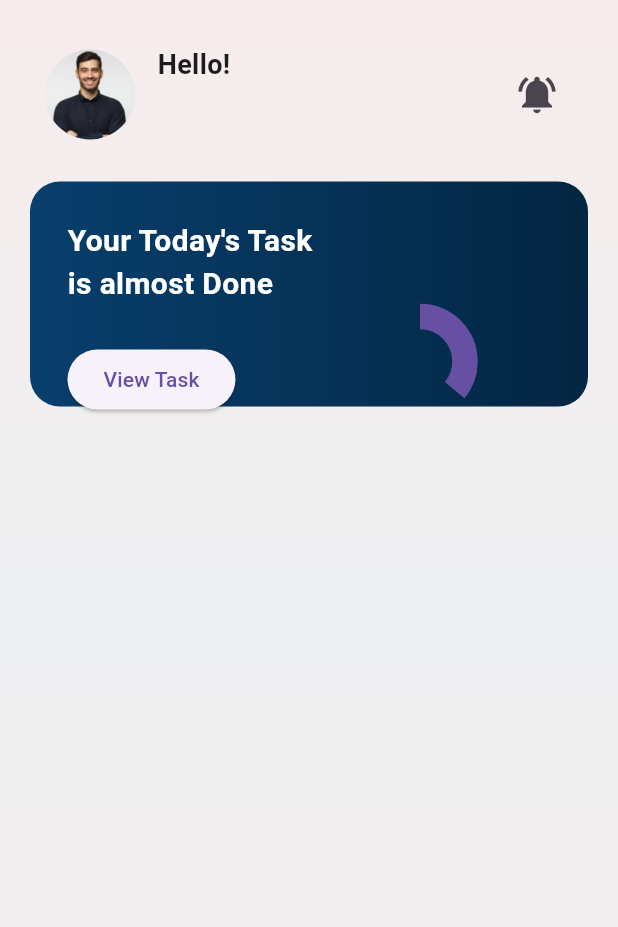
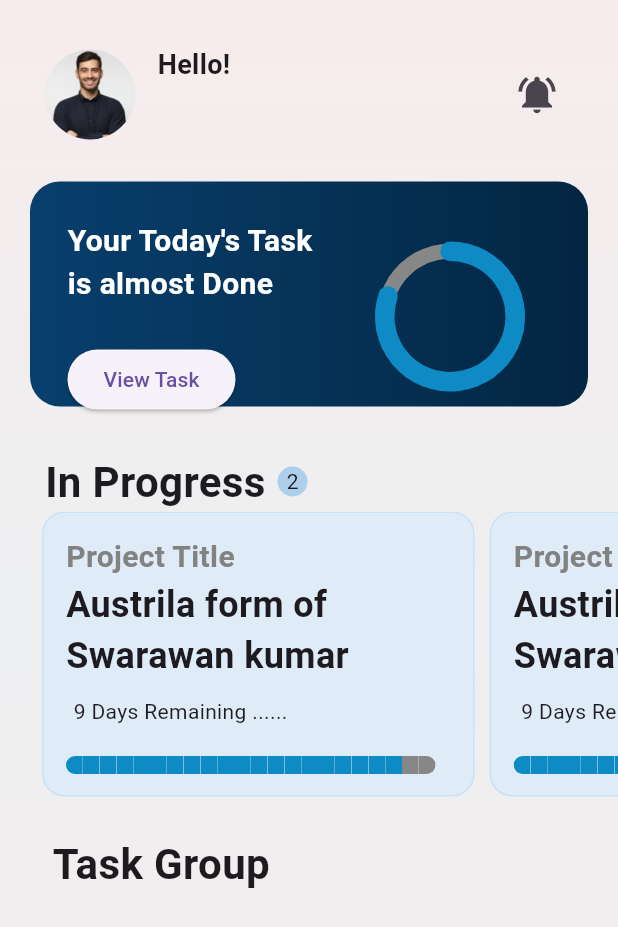
Before and after one commit to GlobalServiceTravel/progress, a Flutter app: the screen it shows after launch, on a phone screen of 412 x 824 dp. Shown: the top 927 px of the screen. Run offline on Flutter 3.47's test engine with Material 3 defaults, Android fonts, the phone set to English and light mode, and no system bars; drawn by our look-alikes of step_progress_indicator; our stand-ins replace dartz, dio, firebase_core, flutter_riverpod, google_fonts; accounts and stored records are empty; network calls fail.

Commit message:
Home page is edited adding more feature

```diff
--- /dev/null
+++ b/lib/features/working_with_node/HomePage/Screens/components/ongoing_process_container.dart
@@ -0,0 +1,62 @@
+import 'package:flutter/material.dart';
+import 'package:progress/features/working_with_node/HomePage/Screens/components/progress_bar.dart';
+
+class OnGoingProcessContainer extends StatelessWidget {
+  const OnGoingProcessContainer({super.key});
+
+  @override
+  Widget build(BuildContext context) {
+    final size = MediaQuery.of(context).size;
+    return Container(
+      width: size.width * 0.7,
+      decoration: BoxDecoration(
+          border: Border.all(
+            color: const Color.fromARGB(255, 200, 225, 245),
+          ),
+          color: const Color.fromARGB(255, 223, 236, 247),
+          borderRadius: BorderRadius.circular(15)),
+      child: const Column(
+        crossAxisAlignment: CrossAxisAlignment.start,
+        children: [
+          Padding(
+            padding: EdgeInsets.only(left: 15.0, top: 15),
+            child: Row(
+              mainAxisAlignment: MainAxisAlignment.spaceBetween,
+              children: [
+                Text(
+                  "Project Title",
+                  style: TextStyle(
+                      fontSize: 20,
+                      fontWeight: FontWeight.w600,
+                      color: Color.fromARGB(255, 131, 130, 130)),
+                ),
+              ],
+            ),
+          ),
+          Padding(
+            padding: EdgeInsets.only(left: 15.0, right: 10, bottom: 10),
+            child: Text(
+              overflow: TextOverflow.clip,
+              "Austrila form of Swarawan kumar",
+              style: TextStyle(
+                fontSize: 24,
+                fontWeight: FontWeight.w700,
+              ),
+            ),
+          ),
+          Padding(
+            padding: EdgeInsets.only(left: 20.0),
+            child: Text("9 Days Remaining ......"),
+          ),
+          Padding(
+            padding: EdgeInsets.only(left: 15.0, right: 25 , top:  20),
+            child: TaskProgressIndicatorLinear(
+              completedTasks: 20,
+              totalTasks: 22,
+            ),
+          ),
+        ],
+      ),
+    );
+  }
+}
--- a/lib/features/working_with_node/HomePage/Screens/components/progress_bar.dart
+++ b/lib/features/working_with_node/HomePage/Screens/components/progress_bar.dart
@@ -1,19 +1,21 @@
 import 'package:flutter/material.dart';
+import 'package:step_progress_indicator/step_progress_indicator.dart';
 
 class TaskProgressIndicator extends StatefulWidget {
   final int completedTasks;
   final int totalTasks;
 
-  TaskProgressIndicator({
+  const TaskProgressIndicator({
+    super.key,
     required this.completedTasks,
     required this.totalTasks,
   });
 
   @override
-  _TaskProgressIndicatorState createState() => _TaskProgressIndicatorState();
+  TaskProgressIndicatorState createState() => TaskProgressIndicatorState();
 }
 
-class _TaskProgressIndicatorState extends State<TaskProgressIndicator>
+class TaskProgressIndicatorState extends State<TaskProgressIndicator>
     with SingleTickerProviderStateMixin {
   late AnimationController _controller;
   late Animation<double> _animation;
@@ -23,13 +25,10 @@ class _TaskProgressIndicatorState extends State<TaskProgressIndicator>
     super.initState();
     _controller = AnimationController(
       vsync: this,
-      duration: const Duration(milliseconds: 1000), // Adjust duration as needed
+      duration: const Duration(milliseconds: 700), // Adjust duration as needed
     );
     _animation = Tween<double>(begin: 0, end: widget.completedTasks.toDouble())
-        .animate(_controller)
-          ..addListener(() {
-            setState(() {}); // Update widget on animation frame
-          });
+        .animate(_controller);
     _controller.forward();
   }
 
@@ -41,14 +40,105 @@ class _TaskProgressIndicatorState extends State<TaskProgressIndicator>
 
   @override
   Widget build(BuildContext context) {
-    double progress = _animation.value / widget.totalTasks;
-    return Container(
-      width: 60,
-      height: 60,
-      child: CircularProgressIndicator(
-        strokeWidth: 17,
-        value: progress,
-      ),
+    return Column(
+      children: [
+        Stack(
+          alignment: Alignment.center,
+          children: [
+            AnimatedBuilder(
+              animation: _animation,
+              builder: (context, child) {
+                return CircularStepProgressIndicator(
+                  totalSteps: widget.totalTasks,
+                  currentStep: _animation.value.toInt(),
+                  stepSize: 10,
+                  selectedColor: const Color.fromARGB(255, 14, 138, 196),
+                  unselectedColor: const Color.fromARGB(255, 136, 135, 135),
+                  padding: 0,
+                  width: 100,
+                  height: 100,
+                  selectedStepSize: 13,
+                  roundedCap: (_, __) => true,
+                );
+              },
+            ),
+          ],
+        ),
+        const SizedBox(
+          height: 10,
+        )
+      ],
     );
   }
 }
+
+class TaskProgressIndicatorLinear extends StatefulWidget {
+  final int completedTasks;
+  final int totalTasks;
+
+  const TaskProgressIndicatorLinear({
+    super.key,
+    required this.completedTasks,
+    required this.totalTasks,
+  });
+
+  @override
+  State<TaskProgressIndicatorLinear> createState() =>
+      _TaskProgressIndicatorLinearState();
+}
+
+class _TaskProgressIndicatorLinearState
+    extends State<TaskProgressIndicatorLinear>
+    with SingleTickerProviderStateMixin {
+  late AnimationController _controller;
+  late Animation<double> _animation;
+
+  @override
+  void initState() {
+    super.initState();
+    _controller = AnimationController(
+      vsync: this,
+      duration: const Duration(milliseconds: 700), // Adjust duration as needed
+    );
+    _animation = Tween<double>(begin: 0, end: widget.completedTasks.toDouble())
+        .animate(_controller);
+    _controller.forward();
+  }
+
+  @override
+  void dispose() {
+    _controller.dispose();
+    super.dispose();
+  }
+
+  @override
+  Widget build(BuildContext context) {
+    return Column(
+      children: [
+        Stack(
+          alignment: Alignment.center,
+          children: [
+            AnimatedBuilder(
+              animation: _animation,
+              builder: (context, child) {
+                return StepProgressIndicator(
+                  totalSteps: widget.totalTasks,
+                  currentStep: _animation.value.toInt(),
+                  size: 12,
+                  roundedEdges: const Radius.circular(20),
+                  selectedColor: const Color.fromARGB(255, 14, 138, 196),
+                  unselectedColor: const Color.fromARGB(255, 136, 135, 135),
+                  padding: 0,
+
+                );
+              },
+            ),
+          ],
+        ),
+        const SizedBox(
+          height: 10,
+        )
+      ],
+    );
+  }
+}
--- /dev/null
+++ b/lib/features/working_with_node/HomePage/Screens/components/task_group_container.dart
@@ -0,0 +1,59 @@
+import 'package:flutter/material.dart';
+
+class TaskGroupContainer extends StatelessWidget {
+  const TaskGroupContainer({super.key});
+
+  @override
+  Widget build(BuildContext context) {
+    return Container(
+      height: 95,
+      width: double.infinity,
+      decoration: BoxDecoration(
+        color: Colors.white,
+        borderRadius: BorderRadius.circular(15),
+      ),
+      child: Row(
+        crossAxisAlignment: CrossAxisAlignment.center,
+        children: [
+          Padding(
+            padding: const EdgeInsets.only(left: 20.0),
+            child: Container(
+              height: 55,
+              width: 55,
+              decoration: BoxDecoration(
+                borderRadius: BorderRadius.circular(10),
+                color: const Color.fromARGB(255, 241, 187, 221),
+              ),
+              child: const Icon(Icons.work , color: Color.fromARGB(255, 228, 118, 188), size: 35,),
+            ),
+          ),
+          const Padding(
+            padding: EdgeInsets.only(left: 15.0),
+            child: Column(
+              mainAxisAlignment: MainAxisAlignment.center,
+              crossAxisAlignment: CrossAxisAlignment.start,
+              children: [
+                Text(
+                  "office Project",
+                  style: TextStyle(
+                    fontSize: 25,
+                    fontWeight: FontWeight.w700,
+                    color: Color.fromARGB(255, 54, 53, 53),
+                  ),
+                ),
+                Text(
+                  "23 Task",
+                  style: TextStyle(
+                    fontSize: 18,
+                    fontWeight: FontWeight.w600,
+                    color: Color.fromARGB(255, 146, 143, 143),
+                  ),
+                )
+              ],
+            ),
+          )
+        ],
+      ),
+    );
+  }
+}
--- a/lib/features/working_with_node/HomePage/Screens/home_page.dart
+++ b/lib/features/working_with_node/HomePage/Screens/home_page.dart
@@ -3,7 +3,9 @@
 import 'package:dartz/dartz.dart';
 import 'package:flutter/material.dart';
 import 'package:flutter_riverpod/flutter_riverpod.dart';
+import 'package:progress/features/working_with_node/HomePage/Screens/components/ongoing_process_container.dart';
 import 'package:progress/features/working_with_node/HomePage/Screens/components/progress_bar.dart';
+import 'package:progress/features/working_with_node/HomePage/Screens/components/task_group_container.dart';
 import '../../LoginPage/Controller/employee_datacontroller.dart';
 
 class HomePage extends ConsumerWidget {
@@ -48,9 +50,11 @@ class HomePage extends ConsumerWidget {
           children: [
             backgroundColorScreen(size),
             Column(
+              crossAxisAlignment: CrossAxisAlignment.start,
               children: [
                 Padding(
-                  padding: const EdgeInsets.only(left: 30, right: 30, top: 30),
+                  padding:
+                      const EdgeInsets.only(left: 30, right: 30, top: 30),
                   child: Row(
                     children: [
                       const CircleAvatar(
@@ -82,7 +86,8 @@ class HomePage extends ConsumerWidget {
                       const Spacer(),
                       IconButton(
                         onPressed: () {},
-                        icon: const Icon(Icons.notifications_active, size: 30),
+                        icon:
+                            const Icon(Icons.notifications_active, size: 30),
                       )
                     ],
                   ),
@@ -100,7 +105,8 @@ class HomePage extends ConsumerWidget {
                           Color.fromARGB(255, 3, 38, 66),
                         ],
                       ),
-                        borderRadius: BorderRadius.circular(20)),
+                      borderRadius: BorderRadius.circular(20),
+                    ),
                     child: Row(
                       children: [
                         Column(
@@ -127,11 +133,11 @@ class HomePage extends ConsumerWidget {
                             )
                           ],
                         ),
-                        Column(
+                        const Column(
                           mainAxisAlignment: MainAxisAlignment.end,
                           children: [
                             TaskProgressIndicator(
-                              completedTasks: 9,
+                              completedTasks: 20,
                               totalTasks: 25,
                             ),
                           ],
@@ -139,7 +145,74 @@ class HomePage extends ConsumerWidget {
                       ],
                     ),
                   ),
+                ),
+                Padding(
+                  padding: const EdgeInsets.only(left: 30.0, top: 30),
+                  child: Row(
+                    children: [
+                      const Text(
+                        "In Progress",
+                        style: TextStyle(
+                          fontSize: 28,
+                          fontWeight: FontWeight.w700,
+                        ),
+                      ),
+                      Padding(
+                        padding: const EdgeInsets.only(left: 8.0),
+                        child: Container(
+                          height: 20,
+                          width: 20,
+                          decoration: const BoxDecoration(
+                              shape: BoxShape.circle,
+                              color: Color.fromARGB(255, 173, 207, 235)),
+                          child: const Center(child: Text("${2}")),
+                        ),
                       )
+                    ],
+                  ),
+                ),
+                Padding(
+                  padding: const EdgeInsets.only(left: 18.0),
+                  child: SizedBox(
+                    height: 190,
+                    child: SingleChildScrollView(
+                      scrollDirection: Axis.horizontal,
+                      child: ListView.builder(
+                        scrollDirection: Axis.horizontal,
+                        shrinkWrap: true,
+                        itemCount: 5,
+                        itemBuilder: (context, index) {
+                          return const Padding(
+                            padding: EdgeInsets.only(left: 10.0),
+                            child: OnGoingProcessContainer(),
+                          );
+                        },
+                      ),
+                    ),
+                  ),
+                ),
+                const Padding(
+                  padding: EdgeInsets.only(left: 35.0, top: 25, bottom: 15),
+                  child: Text(
+                    "Task Group",
+                    style: TextStyle(
+                      fontSize: 28,
+                      fontWeight: FontWeight.w700,
+                    ),
+                  ),
+                ),
+                // ListView.builder(
+                //     itemCount: 15,
+                //     itemBuilder: (context, index) {
+                //       return const Column(
+                //         children: [
+                //            Padding(
+                //             padding: EdgeInsets.only(left: 20.0, right: 20),
+                //             child: TaskGroupContainer(),
+                //           ),
+                //         ],
+                //       );
+                //     })
               ],
             ),
           ],
--- a/lib/main.dart
+++ b/lib/main.dart
@@ -2,12 +2,23 @@ import 'package:flutter/material.dart';
 import 'package:flutter_riverpod/flutter_riverpod.dart';
 import 'package:progress/features/working_with_node/HomePage/Screens/home_page.dart';
 
-void main() {
+
+// ...
+
+
+
+void main() async {
+//   await Firebase.initializeApp(
+//     options: DefaultFirebaseOptions.currentPlatform,
+// );
   runApp(const ProviderScope(child: MyApp()));
 }
 
 class MyApp extends StatelessWidget {
   const MyApp({super.key});
+
+
+
 
   @override
   Widget build(BuildContext context) {
--- a/pubspec.yaml
+++ b/pubspec.yaml
@@ -39,6 +39,8 @@ dependencies:
   dio: ^5.4.2+1
   flutter_riverpod: ^2.5.1
   dartz: ^0.10.1
+  firebase_core: ^2.29.0
+  step_progress_indicator: ^1.0.2
 
 dev_dependencies:
   flutter_test:
```
Also changed, not shown: firebase.json (added), lib/firebase_options.dart (added), pubspec.lock, 6 other files. Lines whose indentation alone changed are shown as unchanged.
